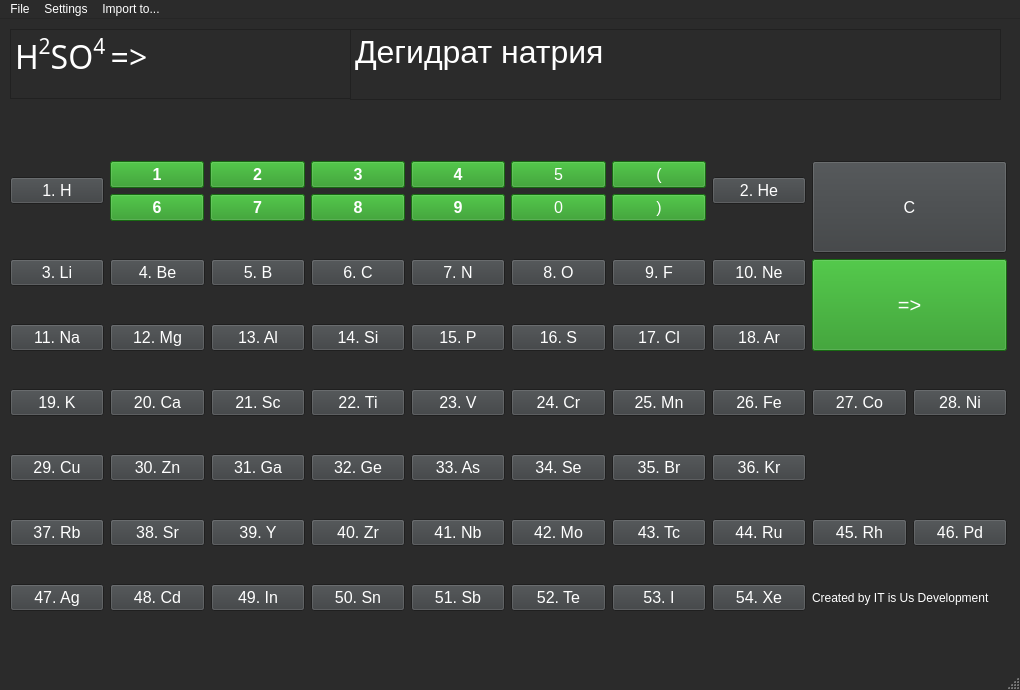
Before: the Qt Designer form Sub_name.ui in AlexSmirn0v/Chemical-Romance, drawn with Qt 5.
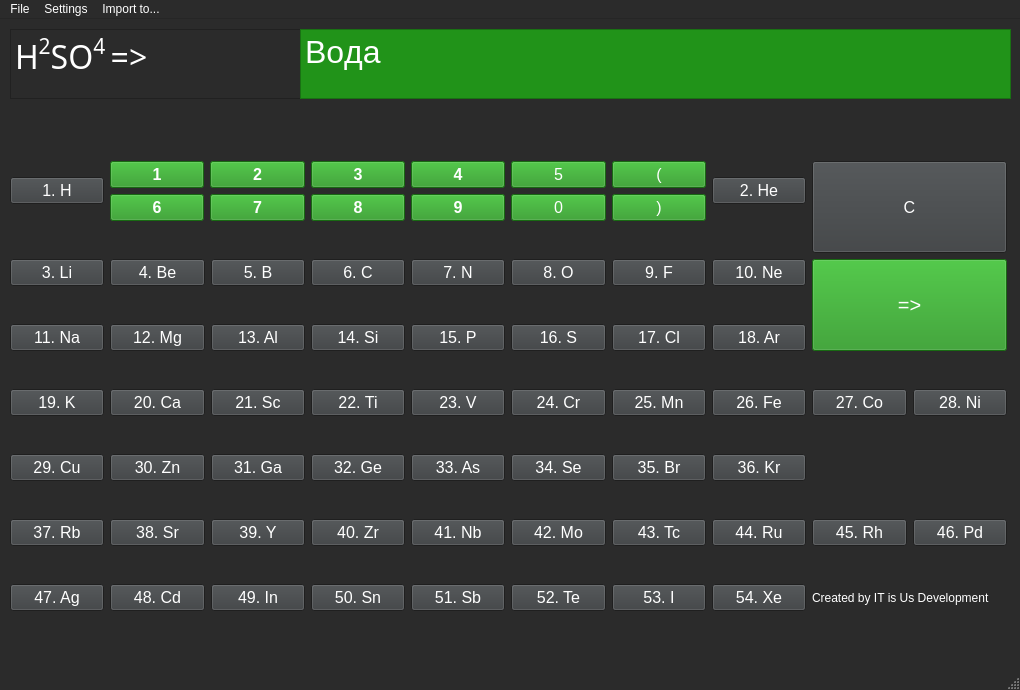
After: the same form once the commit is applied.

```diff
--- a/Sub_name.ui
+++ b/Sub_name.ui
@@ -535,7 +535,7 @@
      <rect>
       <x>10</x>
       <y>10</y>
-      <width>341</width>
+      <width>301</width>
       <height>70</height>
      </rect>
     </property>
@@ -4653,18 +4653,29 @@
    <widget class="QTextBrowser" name="textBrowser_2">
     <property name="geometry">
      <rect>
-      <x>350</x>
+      <x>300</x>
       <y>10</y>
-      <width>651</width>
-      <height>71</height>
+      <width>711</width>
+      <height>70</height>
      </rect>
     </property>
+    <property name="font">
+     <font>
+      <family>Segoe UI</family>
+      <pointsize>18</pointsize>
+      <kerning>false</kerning>
+     </font>
+    </property>
+    <property name="styleSheet">
+     <string notr="true">background-color: rgb(33, 147, 25);
+color: rgb(255, 255, 255);</string>
+    </property>
     <property name="html">
      <string>&lt;!DOCTYPE HTML PUBLIC &quot;-//W3C//DTD HTML 4.0//EN&quot; &quot;http://www.w3.org/TR/REC-html40/strict.dtd&quot;&gt;
 &lt;html&gt;&lt;head&gt;&lt;meta name=&quot;qrichtext&quot; content=&quot;1&quot; /&gt;&lt;style type=&quot;text/css&quot;&gt;
 p, li { white-space: pre-wrap; }
-&lt;/style&gt;&lt;/head&gt;&lt;body style=&quot; font-family:'Yu Gothic UI'; font-size:12pt; font-weight:400; font-style:normal;&quot;&gt;
-&lt;p style=&quot; margin-top:0px; margin-bottom:0px; margin-left:0px; margin-right:0px; -qt-block-indent:0; text-indent:0px;&quot;&gt;&lt;span style=&quot; font-size:24pt;&quot;&gt;Дегидрат натрия &lt;/span&gt;&lt;/p&gt;&lt;/body&gt;&lt;/html&gt;</string>
+&lt;/style&gt;&lt;/head&gt;&lt;body style=&quot; font-family:'Segoe UI'; font-size:18pt; font-weight:400; font-style:normal;&quot;&gt;
+&lt;p style=&quot; margin-top:0px; margin-bottom:0px; margin-left:0px; margin-right:0px; -qt-block-indent:0; text-indent:0px;&quot;&gt;&lt;span style=&quot; font-family:'MS Shell Dlg 2'; font-size:24pt;&quot;&gt;Вода&lt;/span&gt;&lt;/p&gt;&lt;/body&gt;&lt;/html&gt;</string>
     </property>
    </widget>
   </widget>
```
Left out of the diff: 2 changed lines with no effect on the pictures.
